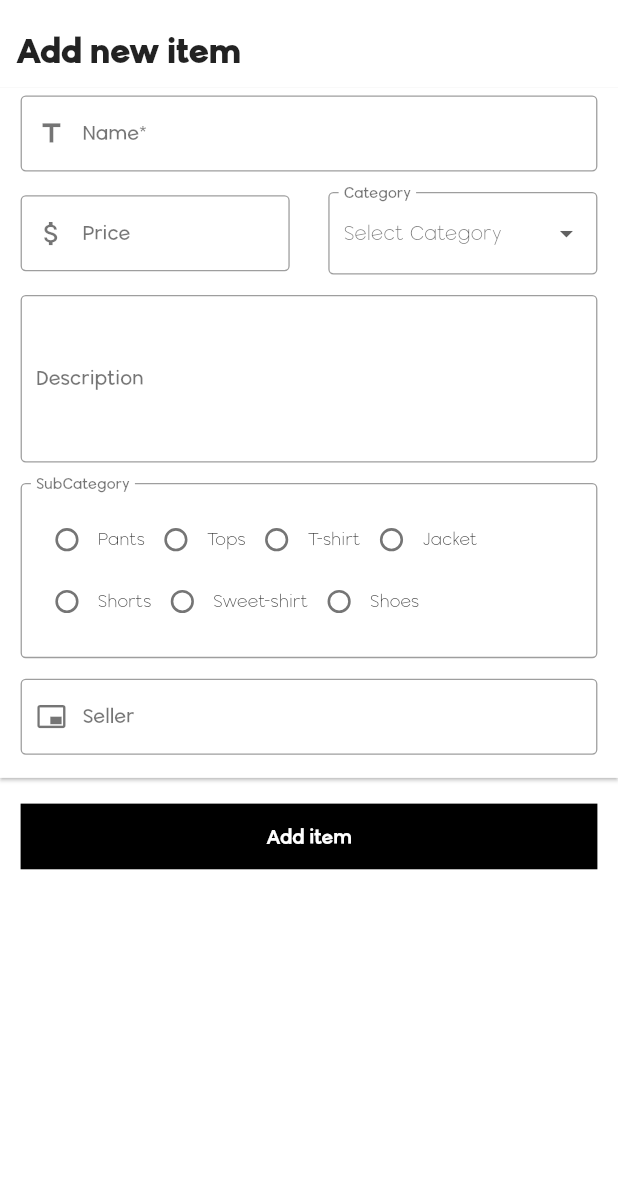
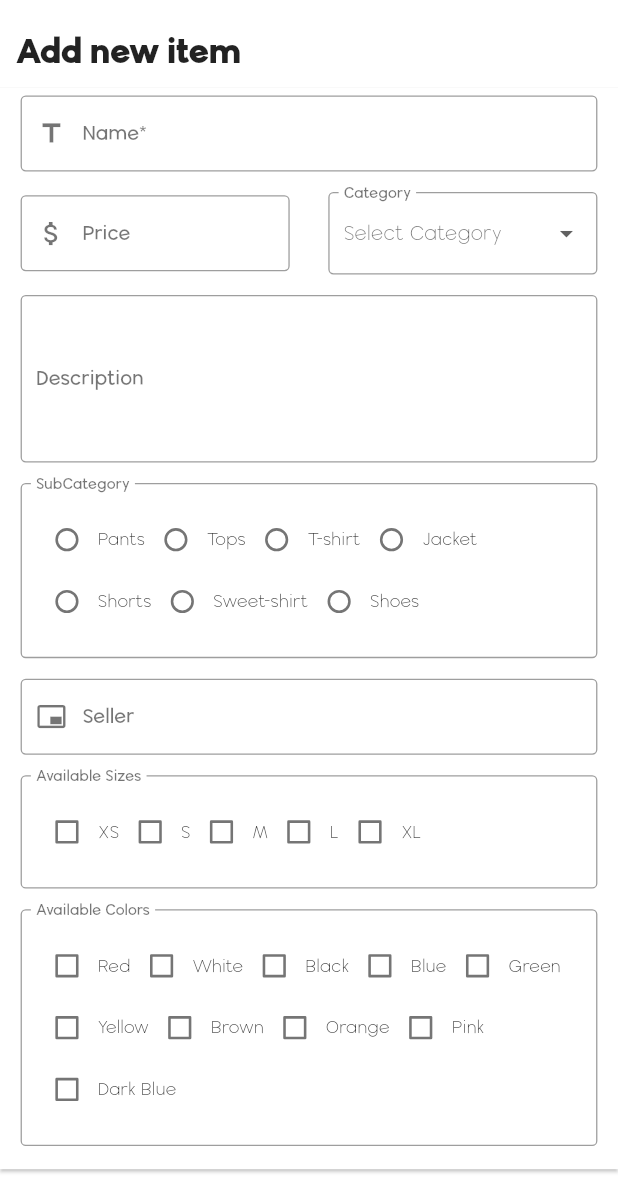
Before and after one commit to MohamedAskar/edge-application, a Flutter app: the EditItemScreen screen opened by its route, on a phone screen of 412 x 824 dp, the part 59-1236 px from its top. Run offline on Flutter 3.47's test engine with Material 2 defaults, Android fonts, the light colour scheme and no system bars; drawn by our look-alikes of flutter_form_builder, flutter_progress_hud; our stand-ins replace animated_text_kit, auto_size_text, badges, cached_network_image, dio, flutter_staggered_animations and 9 more; missing offline and left inert: flutter_statusbarcolor; accounts and stored records are empty.

Commit message:
add(sizes-colors)-UI

```diff
--- a/lib/screens/Edit_item_screen.dart
+++ b/lib/screens/Edit_item_screen.dart
@@ -509,6 +509,81 @@ class _EditItemScreenState extends State<EditItemScreen> {
                                     fontWeight: FontWeight.w600),
                               ),
                             ),
+                            SizedBox(
+                              height: 16,
+                            ),
+                            FormBuilderCheckboxGroup(
+                                decoration: InputDecoration(
+                                    border: OutlineInputBorder(
+                                        borderSide: BorderSide(
+                                            style: BorderStyle.solid,
+                                            width: 3,
+                                            color: Colors.black)),
+                                    labelText: 'Available Sizes',
+                                    labelStyle: TextStyle(
+                                        color: Colors.black54,
+                                        fontSize: 16,
+                                        fontWeight: FontWeight.w600)),
+                                name: 'AvailableSizes',
+                                options: [
+                                  FormBuilderFieldOption(
+                                    value: 'XS',
+                                    child: Text('XS'),
+                                  ),
+                                  FormBuilderFieldOption(
+                                    value: 'S',
+                                    child: Text('S'),
+                                  ),
+                                  FormBuilderFieldOption(
+                                      value: 'M', child: Text('M')),
+                                  FormBuilderFieldOption(
+                                      value: 'L', child: Text('L')),
+                                  FormBuilderFieldOption(
+                                      value: 'XL', child: Text('XL')),
+                                ]),
+                            SizedBox(
+                              height: 16,
+                            ),
+                            FormBuilderCheckboxGroup(
+                                decoration: InputDecoration(
+                                    border: OutlineInputBorder(
+                                        borderSide: BorderSide(
+                                            style: BorderStyle.solid,
+                                            width: 3,
+                                            color: Colors.black)),
+                                    labelText: 'Available Colors',
+                                    labelStyle: TextStyle(
+                                        color: Colors.black54,
+                                        fontSize: 16,
+                                        fontWeight: FontWeight.w600)),
+                                name: 'Availablecolors',
+                                options: [
+                                  FormBuilderFieldOption(
+                                    value: 'red',
+                                    child: Text('Red'),
+                                  ),
+                                  FormBuilderFieldOption(
+                                    value: 'white',
+                                    child: Text('White'),
+                                  ),
+                                  FormBuilderFieldOption(
+                                      value: 'black', child: Text('Black')),
+                                  FormBuilderFieldOption(
+                                      value: 'Blue', child: Text('Blue')),
+                                  FormBuilderFieldOption(
+                                      value: 'green', child: Text('Green')),
+                                  FormBuilderFieldOption(
+                                      value: 'yellow', child: Text('Yellow')),
+                                  FormBuilderFieldOption(
+                                      value: 'brown', child: Text('Brown')),
+                                  FormBuilderFieldOption(
+                                      value: 'orange', child: Text('Orange')),
+                                  FormBuilderFieldOption(
+                                      value: 'Pink', child: Text('Pink')),
+                                  FormBuilderFieldOption(
+                                      value: 'darkblue',
+                                      child: Text('Dark Blue')),
+                                ]),
 
                             // FormBuilderFilterChip(
                             //   initialValue: !edit ? null : _editedItem.sizes,
```
